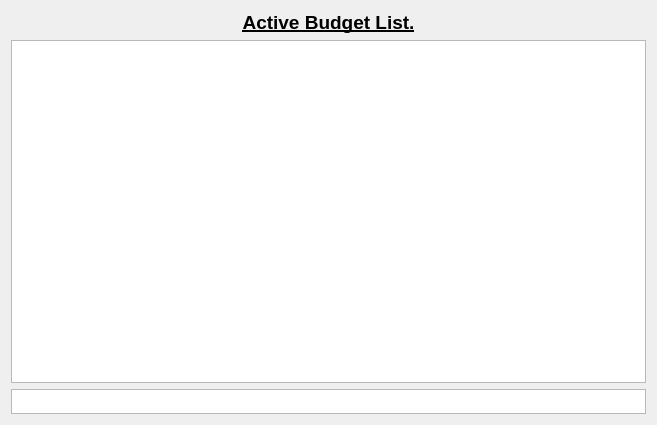
Qt form src/qt/forms/budgetlistview.ui (SocialSend/SocialSend) before a commit.
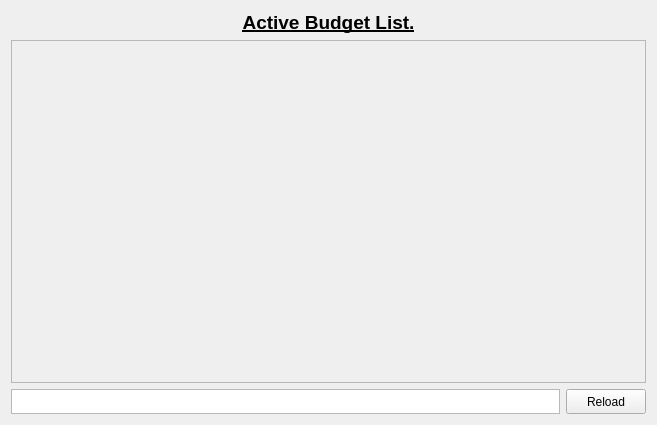
The same form after that commit.

```diff
--- a/src/qt/forms/budgetlistview.ui
+++ b/src/qt/forms/budgetlistview.ui
@@ -15,7 +15,7 @@
   </property>
   <layout class="QVBoxLayout" name="verticalLayout">
    <item>
-    <widget class="QLabel" name="label">
+    <widget class="QLabel" name="titleLabel">
      <property name="font">
       <font>
        <pointsize>-1</pointsize>
@@ -39,28 +39,51 @@
    </item>
    <item>
     <widget class="QScrollArea" name="scrollArea">
+     <property name="sizePolicy">
+      <sizepolicy hsizetype="Expanding" vsizetype="Expanding">
+       <horstretch>0</horstretch>
+       <verstretch>0</verstretch>
+      </sizepolicy>
+     </property>
      <property name="styleSheet">
       <string notr="true">#scrollBudgets{
-	background-color:white;
+	background-color:transparent;
 }</string>
      </property>
+     <property name="horizontalScrollBarPolicy">
+      <enum>Qt::ScrollBarAlwaysOff</enum>
+     </property>
      <property name="widgetResizable">
       <bool>true</bool>
      </property>
+     <property name="alignment">
+      <set>Qt::AlignHCenter|Qt::AlignTop</set>
+     </property>
      <widget class="QWidget" name="scrollBudgets">
       <property name="geometry">
        <rect>
         <x>0</x>
         <y>0</y>
         <width>637</width>
-        <height>345</height>
+        <height>343</height>
        </rect>
       </property>
      </widget>
     </widget>
    </item>
    <item>
+    <layout class="QHBoxLayout" name="horizontalLayout">
+     <property name="bottomMargin">
+      <number>0</number>
+     </property>
+     <item>
     <widget class="QTextEdit" name="textEdit">
+       <property name="sizePolicy">
+        <sizepolicy hsizetype="Expanding" vsizetype="Minimum">
+         <horstretch>0</horstretch>
+         <verstretch>0</verstretch>
+        </sizepolicy>
+       </property>
      <property name="maximumSize">
       <size>
        <width>16777215</width>
@@ -68,6 +91,21 @@
       </size>
      </property>
     </widget>
+     </item>
+     <item>
+      <widget class="QPushButton" name="buttonReload">
+       <property name="sizePolicy">
+        <sizepolicy hsizetype="Minimum" vsizetype="Minimum">
+         <horstretch>0</horstretch>
+         <verstretch>0</verstretch>
+        </sizepolicy>
+       </property>
+       <property name="text">
+        <string>Reload</string>
+       </property>
+      </widget>
+     </item>
+    </layout>
    </item>
   </layout>
  </widget>
```
Lines whose indentation alone changed are shown as unchanged.
